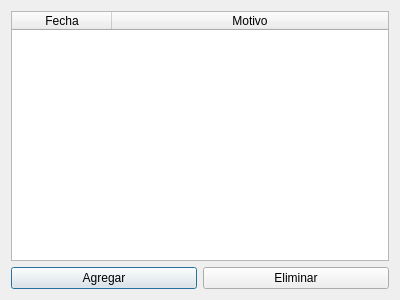
Before: the Qt Designer form windows/FeriadosDialog.ui in santichialvo/holidaysAdministrator, drawn with Qt 5.
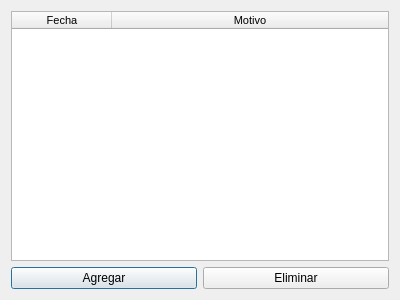
After: the same form once the commit is applied. Icons and pictures are not drawn.

What changed in the file:
```diff
--- a/windows/FeriadosDialog.ui
+++ b/windows/FeriadosDialog.ui
@@ -20,6 +20,12 @@
   <layout class="QGridLayout" name="gridLayout_2">
    <item row="0" column="0">
     <widget class="QTableWidget" name="table_feriados">
+     <property name="font">
+      <font>
+       <family>MS Shell Dlg 2</family>
+       <pointsize>8</pointsize>
+      </font>
+     </property>
      <attribute name="horizontalHeaderShowSortIndicator" stdset="0">
       <bool>false</bool>
      </attribute>
```
